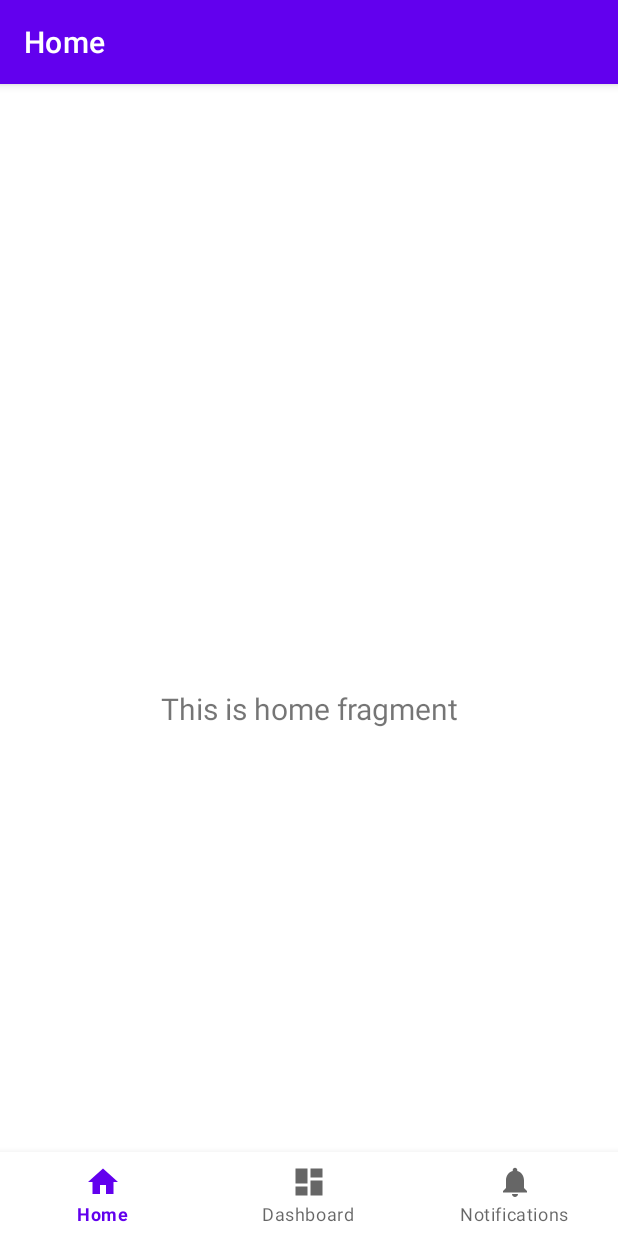
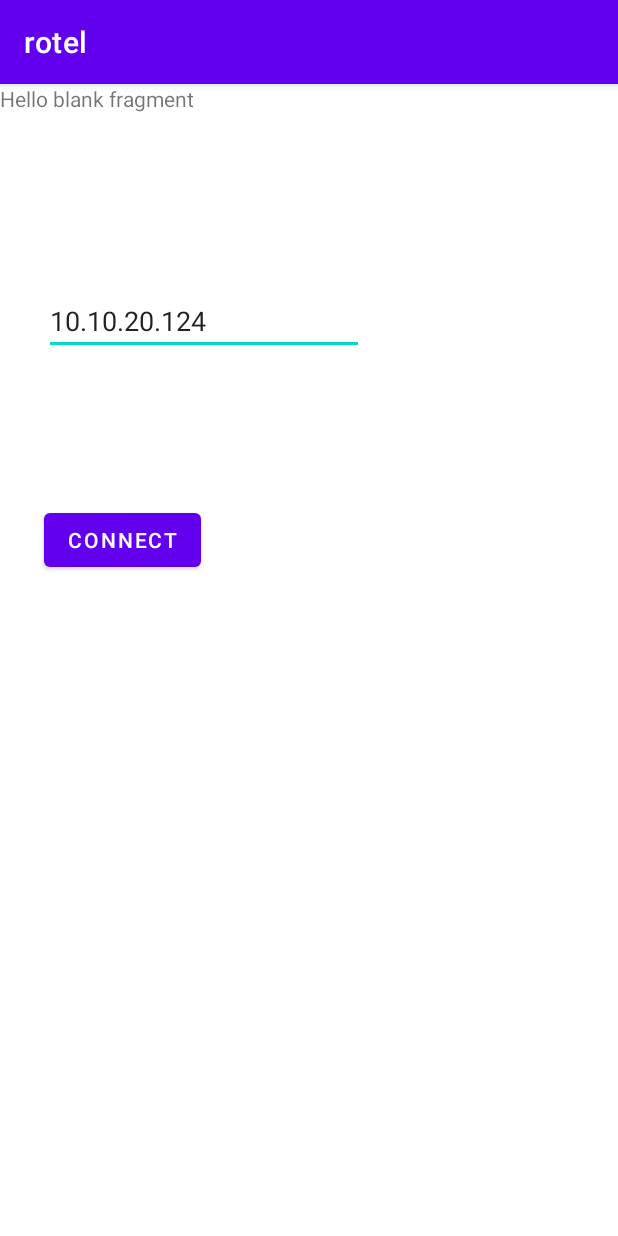
Before and after one commit to payano/rotel_android, an Android app: the screen it shows after launch (MainActivity before the commit, Connect after it), on a phone screen of 412 x 824 dp. Run offline under Robolectric (Android 15) with nearby library versions, the phone set to English and light mode, and no system bars.

Commit message:
got some time

```diff
--- a/app/src/main/AndroidManifest.xml
+++ b/app/src/main/AndroidManifest.xml
@@ -15,7 +15,7 @@
         android:theme="@style/Theme.Rotel"
         tools:targetApi="31">
         <activity
-            android:name=".MainActivity"
+            android:name=".Connect"
             android:exported="true"
             android:label="@string/app_name">
             <intent-filter>
@@ -24,6 +24,7 @@
                 <category android:name="android.intent.category.LAUNCHER" />
             </intent-filter>
         </activity>
+        <activity android:name=".MainActivity" />
     </application>
 
 </manifest>
--- /dev/null
+++ b/app/src/main/java/com/example/rotel/Connect.java
@@ -0,0 +1,65 @@
+package com.example.rotel;
+
+import android.content.Intent;
+import android.os.Bundle;
+
+import androidx.appcompat.app.AppCompatActivity;
+import androidx.fragment.app.Fragment;
+
+import android.util.Log;
+import android.view.LayoutInflater;
+import android.view.View;
+import android.view.ViewGroup;
+import android.widget.Button;
+import android.widget.Toast;
+
+public class Connect extends AppCompatActivity {
+
+    // TODO: Rename parameter arguments, choose names that match
+    // the fragment initialization parameters, e.g. ARG_ITEM_NUMBER
+    private static final String ARG_PARAM1 = "param1";
+    private static final String ARG_PARAM2 = "param2";
+
+    // TODO: Rename and change types of parameters
+    private String mParam1;
+    private String mParam2;
+
+    public Connect() {
+        super(R.layout.fragment_connect);
+
+        // Required empty public constructor
+    }
+
+    @Override
+    public void onCreate(Bundle savedInstanceState) {
+        super.onCreate(savedInstanceState);
+        Button button = (Button) findViewById(R.id.connect_rotel);
+        button.setOnClickListener(new View.OnClickListener() {
+            public void onClick(View v) {
+                Log.d("BUTTONS", "User tapped the Supabutton");
+                //RotelLib lib = RotelLib.getInstance();
+                //lib.sayHelloz();
+                // Assume connected!
+                Toast t = Toast.makeText(getApplicationContext(), "Connected", Toast.LENGTH_SHORT);
+                t.show();
+                switchActivities();
+
+
+            }
+        });
+
+        /*
+        if (getArguments() != null) {
+            mParam1 = getArguments().getString(ARG_PARAM1);
+            mParam2 = getArguments().getString(ARG_PARAM2);
+        }
+         */
+        //return inflater.inflate(R.layout.fragment_connect, container, false);
+    }
+
+    private void switchActivities() {
+        Intent switchActivityIntent = new Intent(this, MainActivity.class);
+        startActivity(switchActivityIntent);
+
+    }
+}
--- a/app/src/main/java/com/example/rotel/MainActivity.java
+++ b/app/src/main/java/com/example/rotel/MainActivity.java
@@ -20,9 +20,9 @@ public class MainActivity extends AppCompatActivity {
     protected void onCreate(Bundle savedInstanceState) {
         super.onCreate(savedInstanceState);
 
-        RotelLib lib = new RotelLib();
-        System.out.println("HAHA");
-        lib.sayHelloz();
+        //RotelLib lib = RotelLib.getInstance();
+        //System.out.println("HAHA");
+        //lib.sayHelloz();
 
         binding = ActivityMainBinding.inflate(getLayoutInflater());
         setContentView(binding.getRoot());
--- /dev/null
+++ b/app/src/main/res/layout/fragment_connect.xml
@@ -0,0 +1,37 @@
+<?xml version="1.0" encoding="utf-8"?>
+<RelativeLayout xmlns:android="http://schemas.android.com/apk/res/android"
+    xmlns:tools="http://schemas.android.com/tools"
+    android:layout_width="match_parent"
+    android:layout_height="match_parent"
+    tools:context=".Connect">
+
+    <!-- TODO: Update blank fragment layout -->
+
+    <TextView
+        android:layout_width="match_parent"
+        android:layout_height="match_parent"
+        android:text="@string/hello_blank_fragment" />
+
+    <Button
+        android:id="@+id/connect_rotel"
+        android:layout_width="wrap_content"
+        android:layout_height="wrap_content"
+        android:layout_alignParentStart="true"
+        android:layout_alignParentTop="true"
+        android:layout_marginStart="29dp"
+        android:layout_marginTop="280dp"
+        android:text="Connect" />
+
+    <EditText
+        android:id="@+id/ipaddress"
+        android:layout_width="wrap_content"
+        android:layout_height="wrap_content"
+        android:layout_alignParentStart="true"
+        android:layout_alignParentTop="true"
+        android:layout_marginStart="29dp"
+        android:layout_marginTop="135dp"
+        android:ems="10"
+        android:inputType="textPersonName"
+        android:text="10.10.20.124" />
+
+</RelativeLayout>
--- a/app/src/main/res/values/strings.xml
+++ b/app/src/main/res/values/strings.xml
@@ -3,4 +3,6 @@
     <string name="title_home">Home</string>
     <string name="title_dashboard">Dashboard</string>
     <string name="title_notifications">Notifications</string>
+    <!-- TODO: Remove or change this placeholder text -->
+    <string name="hello_blank_fragment">Hello blank fragment</string>
 </resources>
```
Also changed, not shown: app/src/main/java/com/example/rotel/RotelLib.java (+20 -3 lines), app/src/main/res/layout/fragment_home.xml (+39 -1 lines).
